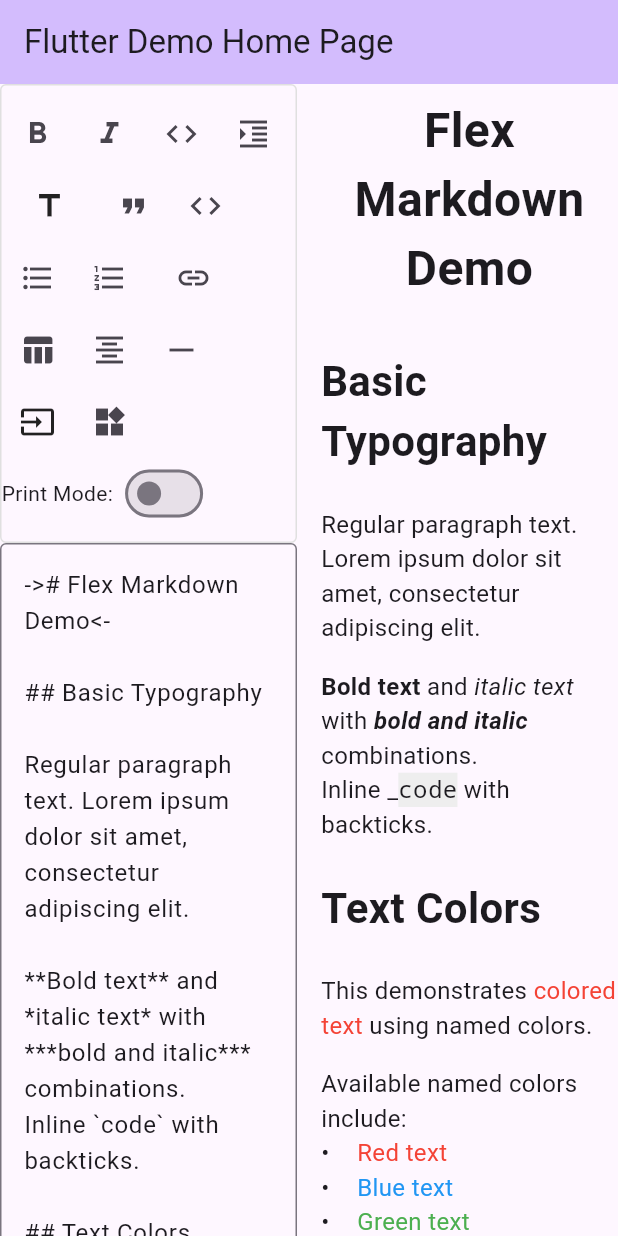
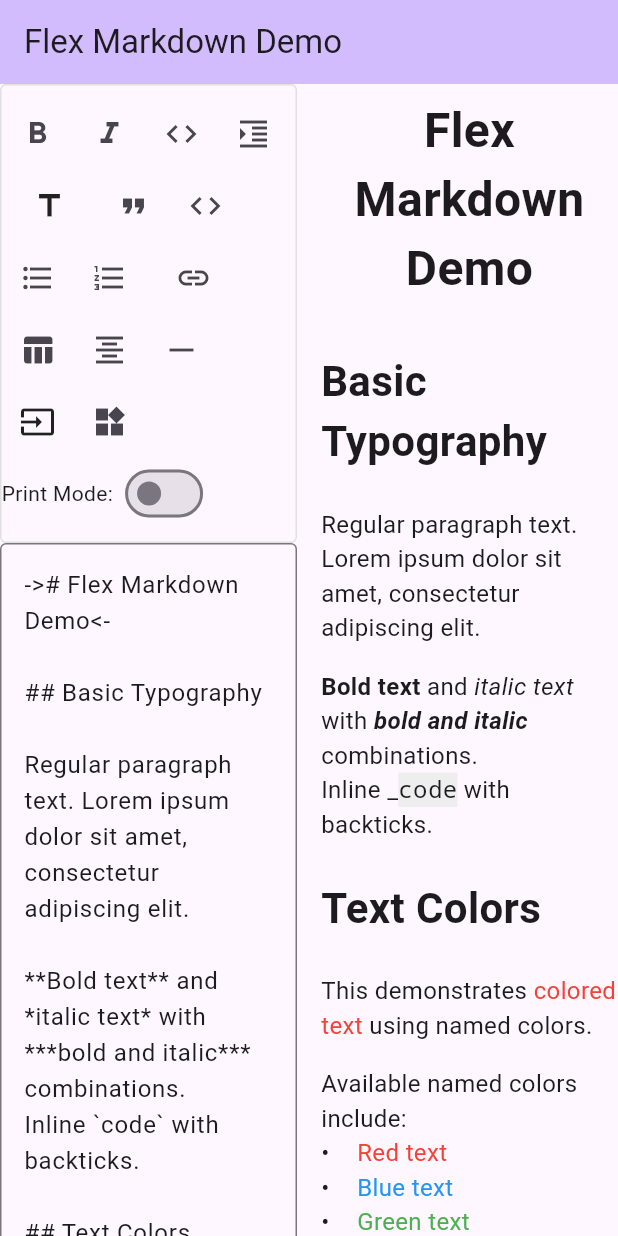
Before and after one commit to caodaion/flex_markdown, a Flutter app: the screen it shows after launch, on a phone screen of 412 x 824 dp. Run offline on Flutter 3.47's test engine with Material 3 defaults, Android fonts, the phone set to English and light mode, and no system bars.

Commit message:
Update app title and home page title for Flex Markdown demo

```diff
--- a/example/lib/main.dart
+++ b/example/lib/main.dart
@@ -14,7 +14,7 @@ class MyApp extends StatelessWidget {
   @override
   Widget build(BuildContext context) {
     return MaterialApp(
-      title: 'Flutter Demo',
+      title: 'Flex Markdown | CaoDaiON',
       theme: ThemeData(
         // This is the theme of your application.
         //
@@ -33,7 +33,7 @@ class MyApp extends StatelessWidget {
         // tested with just a hot reload.
         colorScheme: ColorScheme.fromSeed(seedColor: Colors.deepPurple),
       ),
-      home: const MyHomePage(title: 'Flutter Demo Home Page'),
+      home: const MyHomePage(title: 'Flex Markdown Demo'),
     );
   }
 }
```
